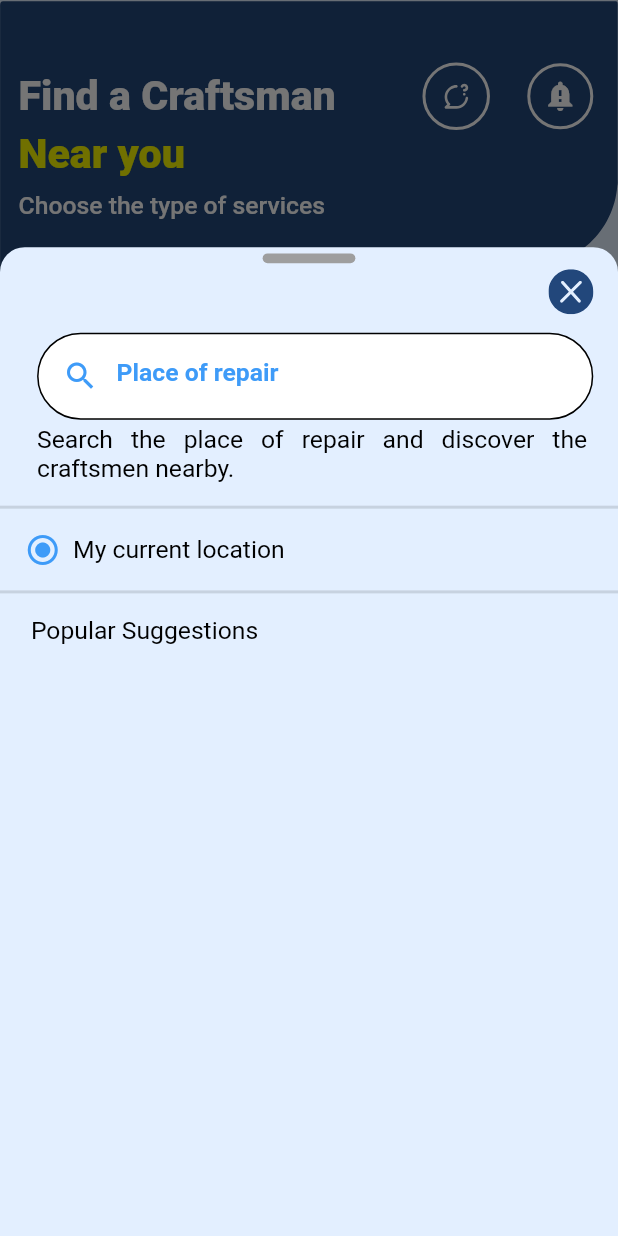
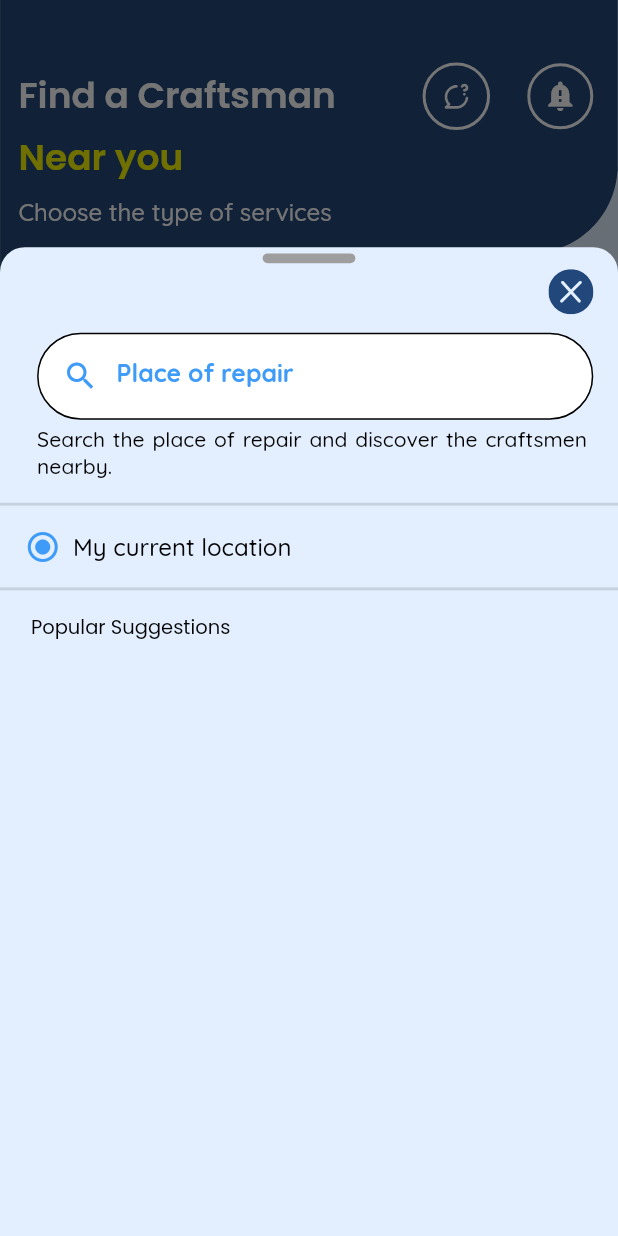
Before and after one commit to aditya-k8s/flue, a Flutter app: the HomePageClient screen opened directly, after a tap on "Place of repair", on a phone screen of 412 x 824 dp. Run offline on Flutter 3.47's test engine with Material 2 defaults, Android fonts, the phone set to English and light mode, and no system bars; our stand-ins replace calendar_date_picker2, dio, dotted_border, dropdown_button2, flutter_bloc, flutter_credit_card and 7 more; missing offline and left inert: country_pickers, flutter_google_places; accounts and stored records are empty; project files that could hold a hidden picture were left out.

Commit message:
today chnages on type

```diff
--- a/lib/Service_provider/Src/Bottom_Bar/Service_BottomBar_Screens/BottomBar_Client_Screen/bottom_bar_homePage(c).dart
+++ b/lib/Service_provider/Src/Bottom_Bar/Service_BottomBar_Screens/BottomBar_Client_Screen/bottom_bar_homePage(c).dart
@@ -5,19 +5,19 @@ import 'package:dio/dio.dart';
 import 'package:flutter/material.dart';
 import 'package:flutter_google_places/flutter_google_places.dart';
 import 'package:flutter_svg/svg.dart';
-import 'package:geolocator/geolocator.dart';
 import 'package:go_router/go_router.dart';
+import 'package:google_fonts/google_fonts.dart';
 import 'package:google_maps_flutter/google_maps_flutter.dart';
 import 'package:location/location.dart';
 import 'package:sizer/sizer.dart';
-import 'package:google_maps_webservice/places.dart'
-    show
-    Component,
-    GoogleMapsPlaces,
-    PlacesAutocompleteResponse,
-    PlacesDetailsResponse,
-    Prediction;
-import 'package:google_api_headers/google_api_headers.dart';
+// import 'package:google_maps_webservice/places.dart'
+//     show
+//     Component,
+//     GoogleMapsPlaces,
+//     PlacesAutocompleteResponse,
+//     PlacesDetailsResponse,
+//     Prediction;
+// import 'package:google_api_headers/google_api_headers.dart';
 
 import '../../../Map_Bording/map_screen.dart';
 
@@ -145,11 +145,6 @@ class _HomePageClientState extends State<HomePageClient> {
     });
   }
 
-  // clearTextField(){
-  //   setState(() {
-  //     _searchController.text.isEmpty?_placesList1.clear():Container();
-  //   });
-  // }
 
 
   @override
@@ -161,10 +156,14 @@ class _HomePageClientState extends State<HomePageClient> {
           children: [
             Stack(
               children: [
-                SvgPicture.asset(
-                  'image/Vector (2).svg',
-                  fit: BoxFit.fill,
+                SizedBox(
+                  height: 23.h,
                   width: 100.w,
+                  child: SvgPicture.asset(
+                    'image/Vector (2).svg',
+                    fit: BoxFit.cover,
+                    width: 100.w,
+                  ),
                 ),
                 Positioned(
                     top: 5.h,
@@ -184,10 +183,7 @@ class _HomePageClientState extends State<HomePageClient> {
                                 Row(
                                   children: [
                                     Text('Find a Craftsman',
-                                        style: TextStyle(
-                                            fontSize: 20.sp,
-                                            color: ColorX.whiteX,
-                                            fontWeight: FontWeight.w800)),
+                                        style: GoogleFonts.poppins(fontWeight: FontWeight.w600,fontSize: 24,color: ColorX.whiteX)),
                                   ],
                                 ),
                                 Padding(
@@ -221,18 +217,12 @@ class _HomePageClientState extends State<HomePageClient> {
                             ),
                           ),
                           Text('Near you',
-                              style: TextStyle(
-                                  fontSize: 20.sp,
-                                  color: ColorX.buttonColor,
-                                  fontWeight: FontWeight.w800)),
+                              style: GoogleFonts.poppins(fontWeight: FontWeight.w600,fontSize: 24,color: ColorX.buttonColor)),
                           SizedBox(
                             height: 1.h,
                           ),
                           Text('Choose the type of services',
-                              style: TextStyle(
-                                  fontSize: 12.sp,
-                                  color: ColorX.whiteX,
-                                  fontWeight: FontWeight.w500))
+                              style: GoogleFonts.quicksand(fontWeight: FontWeight.w500,fontSize: 16,color: ColorX.whiteX))
                         ],
                       ),
                     )),
@@ -261,7 +251,7 @@ class _HomePageClientState extends State<HomePageClient> {
                                 ),
                                 child: Image.asset('image/Rectangle 1913.png'),
                               ),
-                              Center(child: Text('Painter',style: TextStyle(color: ColorX.blackX,fontWeight: FontWeight.w500,fontSize: 10.sp),))
+                              Center(child: Text('Painter',style: GoogleFonts.quicksand(fontWeight: FontWeight.w500,fontSize: 12,color: ColorX.blackX)))
                             ],
                           );
                         }))),
@@ -290,13 +280,10 @@ class _HomePageClientState extends State<HomePageClient> {
                          enabled: false,
                           prefixIcon: Icon(Icons.location_on,color: ColorX.underLineColor,),
                           hintText: 'Place of repair',
-                          hintStyle: TextStyle(color: ColorX.underLineColor,fontWeight: FontWeight.bold,fontSize: 12.sp),
+                          hintStyle: GoogleFonts.poppins(fontWeight: FontWeight.w600,fontSize: 14,color: ColorX.underLineColor),
                           border: InputBorder.none,
                           ),
-                      style: TextStyle(
-                          color: ColorX.blackX,
-                          fontSize: 14,
-                          fontFamily: "Roboto"),
+                      style: GoogleFonts.quicksand(fontWeight: FontWeight.w600,fontSize: 12,color: ColorX.blackX),
                     ),
                   ),
                 ),
@@ -336,8 +323,7 @@ class _HomePageClientState extends State<HomePageClient> {
       ),
     );
   }
-  late PersistentBottomSheetController _controllers; // <------ Instance variable
-  final _scaffoldKey = GlobalKey<ScaffoldState>();
+
   bottomSheetSearchBar()async{
     showModalBottomSheet(
         backgroundColor: ColorX.scaffoldBackGroundX,
@@ -373,7 +359,7 @@ class _HomePageClientState extends State<HomePageClient> {
                   ),
                   GestureDetector(
                     onTap: (){
-                      print("cancle");
+                      print("cancel");
                       Navigator.of(context).pop();
                     },
                     child: Row(
@@ -421,10 +407,7 @@ class _HomePageClientState extends State<HomePageClient> {
                             hintStyle: TextStyle(color: ColorX.underLineColor,fontWeight: FontWeight.bold,fontSize: 12.sp),
                             border: InputBorder.none,
                           ),
-                          style: TextStyle(
-                              color: ColorX.blackX,
-                              fontSize: 14,
-                              fontFamily: "Roboto"),
+                          style: GoogleFonts.quicksand(fontWeight: FontWeight.w500,fontSize: 12,color: ColorX.blackX),
                         ),
                       ),
                     ),
@@ -434,7 +417,7 @@ class _HomePageClientState extends State<HomePageClient> {
                   ),
                   Padding(
                     padding:  EdgeInsets.only(left: 3.h,right: 5.w),
-                    child: Text('Search the place of repair and discover the craftsmen nearby.',textAlign: TextAlign.justify,style: TextStyle(color: ColorX.blackX,fontSize: 12.sp,fontWeight: FontWeight.w400),),
+                    child: Text('Search the place of repair and discover the craftsmen nearby.',textAlign: TextAlign.justify,style: GoogleFonts.quicksand(fontWeight: FontWeight.w500,fontSize: 14,color: ColorX.blackX)),
                   ),
                   SizedBox(
                     height: 1.h,
@@ -451,7 +434,7 @@ class _HomePageClientState extends State<HomePageClient> {
                         SizedBox(
                           width: 2.w,
                         ),
-                        Text('My current location',style: TextStyle(color: ColorX.blackX,fontSize: 12.sp,fontWeight: FontWeight.w400),)
+                        Text('My current location',style: GoogleFonts.quicksand(fontWeight: FontWeight.w500,fontSize: 16,color: ColorX.blackX))
 
                       ],
                     ),
@@ -465,7 +448,7 @@ class _HomePageClientState extends State<HomePageClient> {
                   ),
                   Padding(
                     padding:  EdgeInsets.only(left: 5.w),
-                    child: Text('Popular $_heading',style: TextStyle(color: ColorX.blackX,fontSize: 12.sp,fontWeight: FontWeight.w400),),
+                    child: Text('Popular $_heading',style: GoogleFonts.poppins(fontWeight: FontWeight.w400,fontSize: 13,color: ColorX.blackX)),
                   ),
                   SizedBox(
                     height: 1.h,
@@ -474,7 +457,7 @@ class _HomePageClientState extends State<HomePageClient> {
                       onTap: (){
                         GoRouter.of(context).pushNamed(MyAppRouteConstants.searchServiceClient);
                       },
-                      child: Container(
+                      child: SizedBox(
                         height: 40.h,
                         width: 100.w,
                         child: ListView.builder(
@@ -489,7 +472,7 @@ class _HomePageClientState extends State<HomePageClient> {
                                     SizedBox(
                                       width: 2.w,
                                     ),
-                                    Text(_placesList1[index].toString(),style: TextStyle(color: ColorX.blackX,fontSize: 12.sp,fontWeight: FontWeight.w500))
+                                    Text(_placesList1[index].toString(),style: GoogleFonts.quicksand(fontWeight: FontWeight.w500,fontSize: 17,color: ColorX.blackX))
                                   ],
                                 ),
                               );
--- a/lib/Service_provider/Src/Bottom_Bar/Service_BottomBar_Screens/BottomBar_Client_Screen/bottom_bar_service(c).dart
+++ b/lib/Service_provider/Src/Bottom_Bar/Service_BottomBar_Screens/BottomBar_Client_Screen/bottom_bar_service(c).dart
@@ -200,7 +200,7 @@ class _BottomServiceClientState extends State<BottomServiceClient> {
                                              Text("Sophie R. Stevens",style: GoogleFonts.poppins(fontSize: 16,fontWeight: FontWeight.w600,color: ColorX.blackX)),
                                              Text("(Plumber/Cleaner)",style: GoogleFonts.quicksand(fontSize: 12,fontWeight: FontWeight.w600,color: ColorX.blackX)),
                                             SizedBox(
-                                                width: 70.w,
+                                                width: 65.w,
                                                 child: Text("Lorem Ipsum is simply dummy text of the printing and typesetting industry",textAlign: TextAlign.justify,style: GoogleFonts.quicksand(fontSize: 12,fontWeight: FontWeight.w500,color: ColorX.blackX))),
 
                                           ],
--- a/lib/Service_provider/Src/Bottom_Bar/Service_BottomBar_Screens/bottom_bar_profile(c).dart
+++ b/lib/Service_provider/Src/Bottom_Bar/Service_BottomBar_Screens/bottom_bar_profile(c).dart
@@ -4,7 +4,6 @@ import 'package:flutter_svg/svg.dart';
 import 'package:go_router/go_router.dart';
 import 'package:google_fonts/google_fonts.dart';
 import 'package:sizer/sizer.dart';
-
 import '../../../Routes/routes.dart';
 import '../bottom_bar.dart';
 
--- a/lib/Service_provider/Src/Map_Bording/map_form_screen.dart
+++ b/lib/Service_provider/Src/Map_Bording/map_form_screen.dart
@@ -68,7 +68,7 @@ class MapFromScreen extends StatelessWidget {
                               "Client",
                               style: GoogleFonts.quicksand(
                                   fontSize: 34,
-                                  color: ColorX.whiteX,
+                                  color: ColorX.buttonColor,
                                   fontWeight: FontWeight.w500),
                             ),
                           )
--- a/lib/Service_provider/Src/Payment_Bording/payment_sucess_register_screen.dart
+++ b/lib/Service_provider/Src/Payment_Bording/payment_sucess_register_screen.dart
@@ -61,7 +61,7 @@ class OnPaymentSuccess extends StatelessWidget {
                             "Client",
                             style: GoogleFonts.quicksand(
                                 fontSize: 34,
-                                color: ColorX.whiteX,
+                                color: ColorX.buttonColor,
                                 fontWeight: FontWeight.w500),
                           ),
                         )
--- a/lib/Service_provider/Src/Register_Bording_Screen/register_form_screen.dart
+++ b/lib/Service_provider/Src/Register_Bording_Screen/register_form_screen.dart
@@ -73,10 +73,10 @@ class _RegisterFormState extends State<RegisterForm> {
                           Padding(
                             padding: const EdgeInsets.only(left: 8.0),
                             child: Text(
-                              "Artisan",
+                              "Client",
                               style: GoogleFonts.quicksand(
                                   fontSize: 34,
-                                  color: ColorX.whiteX,
+                                  color: ColorX.buttonColor,
                                   fontWeight: FontWeight.w500),
                             ),
                           )
--- a/lib/Service_provider/Src/Register_Bording_Screen/register_otp_screen.dart
+++ b/lib/Service_provider/Src/Register_Bording_Screen/register_otp_screen.dart
@@ -80,10 +80,10 @@ class _RegisterOtpScreenState extends State<RegisterOtpScreen> {
                                 Padding(
                                   padding: const EdgeInsets.only(left: 8.0),
                                   child: Text(
-                                    "Artisan",
+                                    "Client",
                                     style: GoogleFonts.quicksand(
                                         fontSize: 34,
-                                        color: ColorX.whiteX,
+                                        color: ColorX.buttonColor,
                                         fontWeight: FontWeight.w500),
                                   ),
                                 )
--- a/lib/Service_provider/Src/Register_Bording_Screen/register_scuess_screen.dart
+++ b/lib/Service_provider/Src/Register_Bording_Screen/register_scuess_screen.dart
@@ -55,10 +55,10 @@ class RegisterCompleteScreen extends StatelessWidget {
                         Padding(
                           padding: const EdgeInsets.only(left: 8.0),
                           child: Text(
-                            "Artisan",
+                            "Client",
                             style: GoogleFonts.quicksand(
                                 fontSize: 34,
-                                color: ColorX.whiteX,
+                                color: ColorX.buttonColor,
                                 fontWeight: FontWeight.w500),
                           ),
                         )
--- a/pubspec.yaml
+++ b/pubspec.yaml
@@ -50,8 +50,6 @@ dependencies:
   go_router: ^6.0.1
   flutter_credit_card: ^3.0.6
   flutter_google_places: ^0.3.0
-  geocoding: ^2.1.0
-  geolocator: ^8.2.0
   dio: ^5.1.2
   dotted_border: ^2.0.0+3
   calendar_date_picker2: ^0.5.2
```
Also changed, not shown: lib/Service_provider/Src/Helper_Screens/chat_screen.dart (+93 -100 lines), lib/Service_provider/Src/Payment_Bording/payment_view.dart (+8 -4 lines), pubspec.lock, 61 other files.
